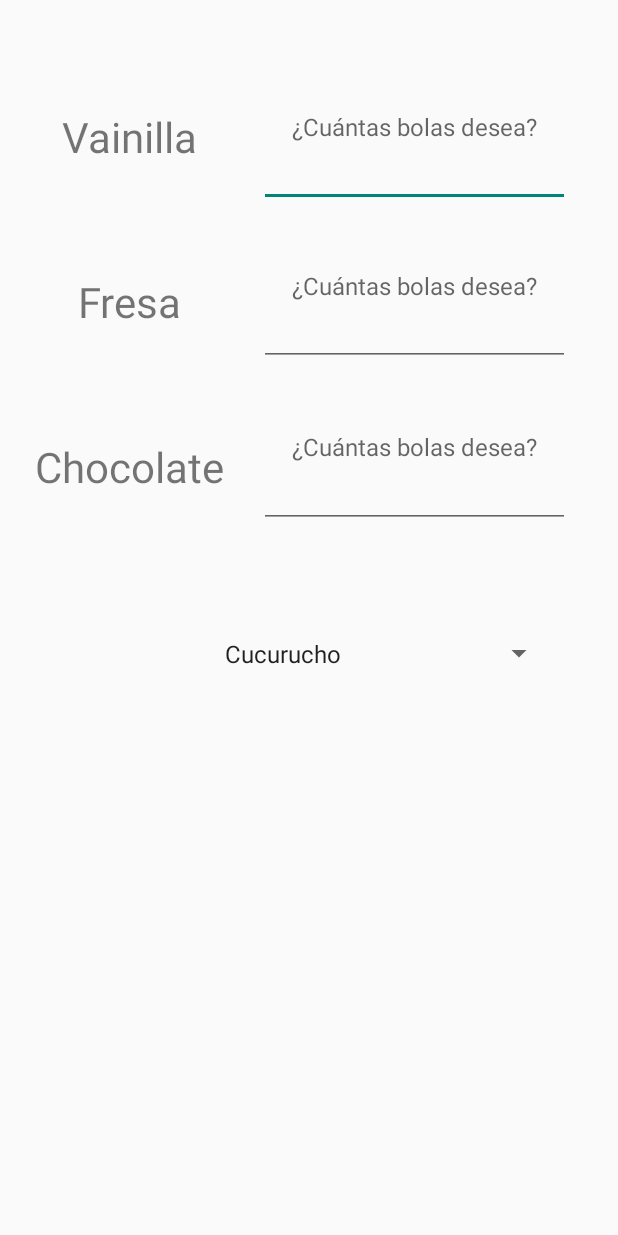
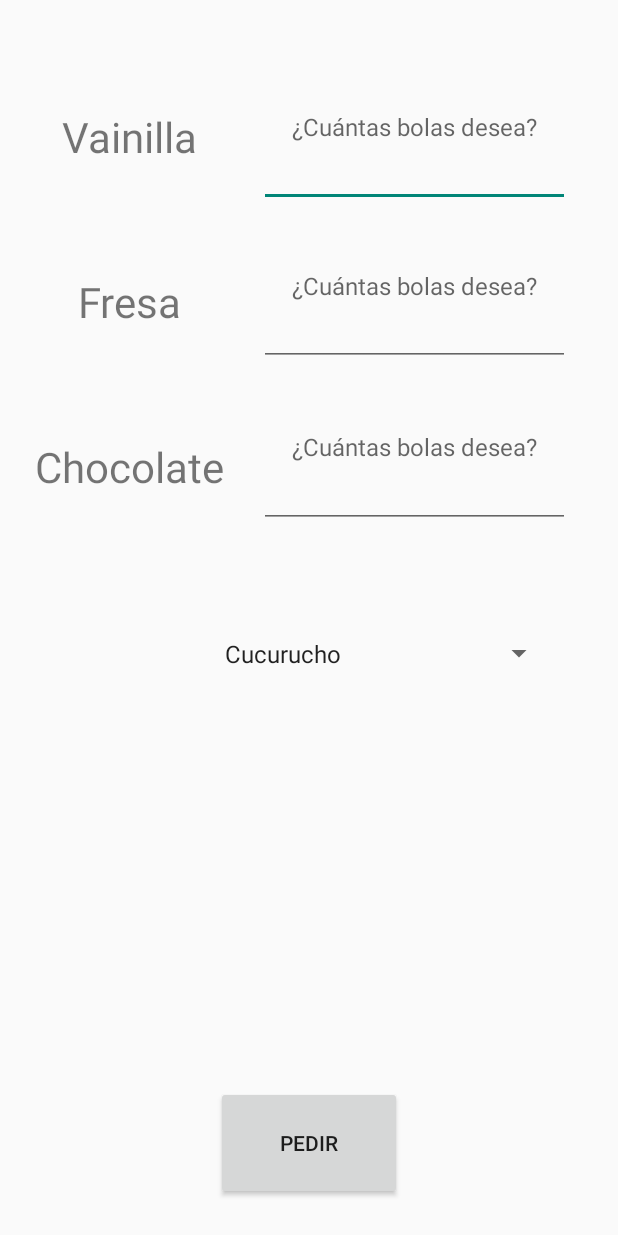
Before and after one commit to ulvercalleja/PMDM, an Android app: the u3a2Heladotron screen opened directly, with no data from a screen before it, on a phone screen of 412 x 824 dp. Run offline under Robolectric (Android 15) with nearby library versions, the phone set to English and light mode, and no system bars.

Commit message:
"Heladotron acabado"

```diff
--- a/app/src/main/AndroidManifest.xml
+++ b/app/src/main/AndroidManifest.xml
@@ -12,6 +12,9 @@
         android:supportsRtl="true"
         android:theme="@style/Theme.U2a2Colorator"
         tools:targetApi="31">
+        <activity
+            android:name=".ut03.u3a2HeladotronP2"
+            android:exported="false" />
         <activity
             android:name=".ut03.u3a2Heladotron"
             android:exported="true">
--- a/app/src/main/java/pmdm/u2/ut03/u3a2Heladotron.java
+++ b/app/src/main/java/pmdm/u2/ut03/u3a2Heladotron.java
@@ -2,11 +2,15 @@ package pmdm.u2.ut03;
 
 import androidx.appcompat.app.AppCompatActivity;
 
+import android.content.Intent;
 import android.os.Bundle;
 import android.view.View;
 import android.widget.AdapterView;
 import android.widget.ArrayAdapter;
+import android.widget.Button;
+import android.widget.EditText;
 import android.widget.Spinner;
+import android.widget.TextView;
 
 import java.util.ArrayList;
 import java.util.List;
@@ -14,13 +18,29 @@ import java.util.List;
 import pmdm.u2.R;
 
 public class u3a2Heladotron extends AppCompatActivity {
+    public static final String INFO_NOMBRE_SPINNER = "spinneropcion";
+    public static final String INFO_NOMBRE_VAINILLA = "numvainilla";
+    public static final String INFO_NOMBRE_FRESA = "numfresa";
+    public static final String INFO_NOMBRE_CHOCOLATE = "numchocolate";
     Spinner spRecipientes;
+    EditText etVainilla;
+    EditText etFresa;
+    EditText etChocolate;
+    TextView tvError;
+    Button btPedir;
+    String opcionSeleccionada;
+
     @Override
     protected void onCreate(Bundle savedInstanceState) {
         super.onCreate(savedInstanceState);
         setContentView(R.layout.u3a2_heladotron);
 
         spRecipientes = findViewById(R.id.u3a2spRecipientes);
+        etVainilla = findViewById(R.id.u3a2etVainilla);
+        etFresa = findViewById(R.id.u3a2etFresa);
+        etChocolate = findViewById(R.id.u3a2etChocolate);
+        tvError = findViewById(R.id.u3a2tvError);
+        btPedir = findViewById(R.id.u3a2btPedir);
 
         List<String> opciones = new ArrayList<>();
         opciones.add("Cucurucho");
@@ -34,7 +54,7 @@ public class u3a2Heladotron extends AppCompatActivity {
         spRecipientes.setOnItemSelectedListener(new AdapterView.OnItemSelectedListener() {
             @Override
             public void onItemSelected(AdapterView<?> parentView, View selectedItemView, int position, long id) {
-                String opcionSeleccionada = opciones.get(position);
+                opcionSeleccionada = opciones.get(position);
                 // Haz algo con la opción seleccionada
             }
 
@@ -44,5 +64,30 @@ public class u3a2Heladotron extends AppCompatActivity {
             }
         });
 
+        btPedir.setOnClickListener(view -> {
+            String numVainilla = etVainilla.getText().toString();
+            String numFresa = etFresa.getText().toString();
+            String numChocolate = etChocolate.getText().toString();
+
+            if (numVainilla.isEmpty() && numFresa.isEmpty() && numChocolate.isEmpty()){
+                tvError.setText("Por favor, elija al menos una bola.");
+            } else {
+                if (numVainilla.isEmpty()){
+                    numVainilla = "0";
+                } else if (numFresa.isEmpty()){
+                    numFresa = "0";
+                } else if (numChocolate.isEmpty()) {
+                    numChocolate = "0";
+                }
+                // Crear un intent para pasar los datos a la siguiente actividad
+                Intent intent = new Intent(u3a2Heladotron.this, u3a2HeladotronP2.class);
+                intent.putExtra(INFO_NOMBRE_VAINILLA, numVainilla);
+                intent.putExtra(INFO_NOMBRE_FRESA, numFresa);
+                intent.putExtra(INFO_NOMBRE_CHOCOLATE, numChocolate);
+                intent.putExtra(INFO_NOMBRE_SPINNER, opcionSeleccionada);
+                startActivity(intent);
+            }
+        });
+
     }
 }
--- a/app/src/main/res/layout/u3a2_heladotron.xml
+++ b/app/src/main/res/layout/u3a2_heladotron.xml
@@ -87,4 +87,25 @@
         android:layout_marginEnd="42dp"
         app:layout_constraintEnd_toEndOf="parent"
         app:layout_constraintTop_toBottomOf="@+id/u3a2etChocolate" />
+
+    <Button
+        android:id="@+id/u3a2btPedir"
+        android:layout_width="124dp"
+        android:layout_height="76dp"
+        android:layout_marginBottom="24dp"
+        android:text="PEDIR"
+        app:layout_constraintBottom_toBottomOf="parent"
+        app:layout_constraintEnd_toEndOf="parent"
+        app:layout_constraintStart_toStartOf="parent" />
+
+    <TextView
+        android:id="@+id/u3a2tvError"
+        android:layout_width="wrap_content"
+        android:layout_height="wrap_content"
+        android:textColor="#FF0000"
+        android:textSize="24sp"
+        app:layout_constraintBottom_toTopOf="@+id/u3a2btPedir"
+        app:layout_constraintEnd_toEndOf="parent"
+        app:layout_constraintStart_toStartOf="parent"
+        app:layout_constraintTop_toBottomOf="@+id/u3a2spRecipientes" />
 </androidx.constraintlayout.widget.ConstraintLayout>
```
Also changed, not shown: app/src/main/java/pmdm/u2/ut03/u3a2HeladotronP2.java (added, +54 -0 lines), app/src/main/res/layout/u3a2_heladotron_p2.xml (added, +52 -0 lines).
